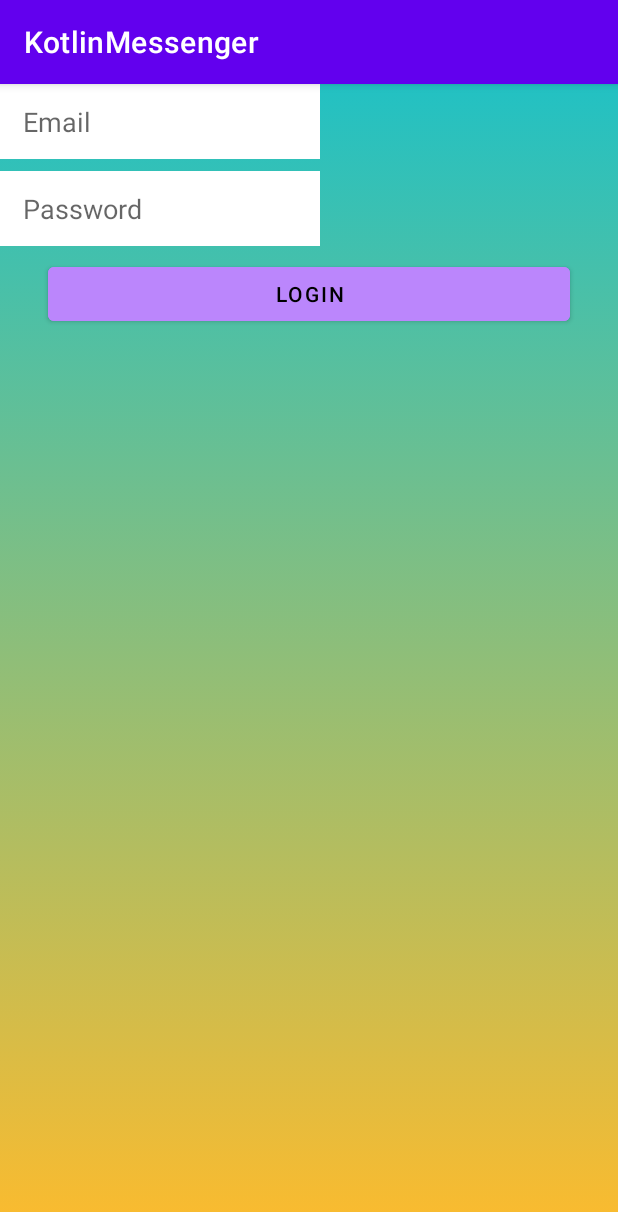
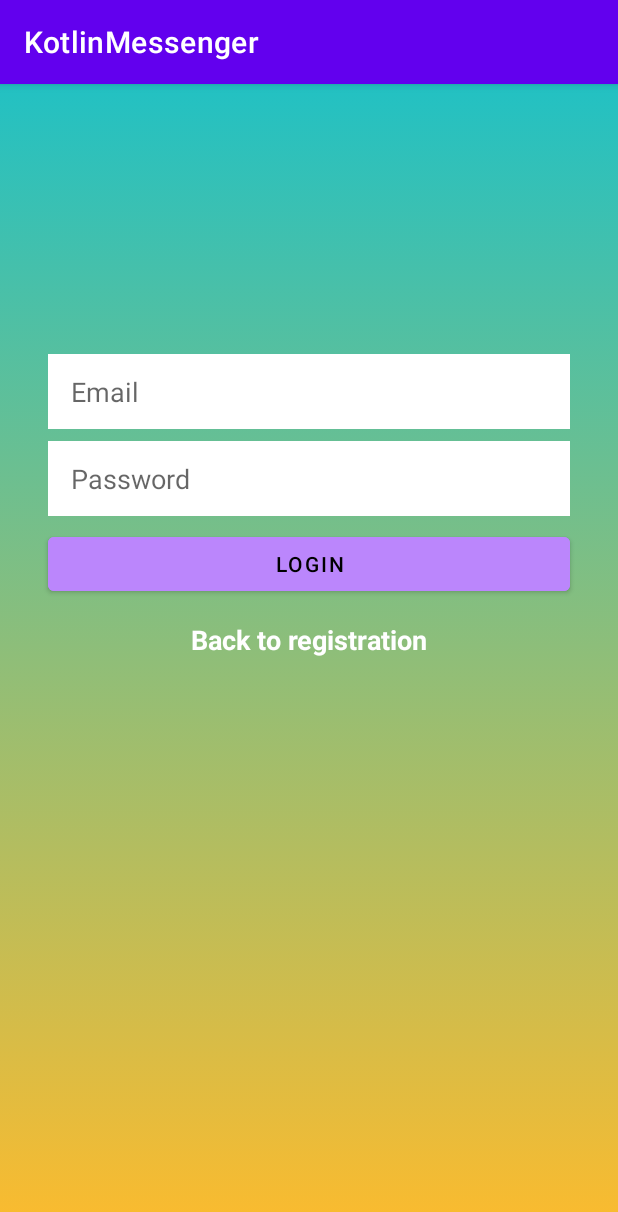
Before and after one commit to 196Sebastian/kotlin-messenger, an Android app: the LoginActivity screen opened directly, with no data from a screen before it, on a phone screen of 412 x 824 dp. Shown: the top 1212 px of the screen. Run offline under Robolectric (Android 15) with nearby library versions, the phone set to English and light mode, and no system bars.

Commit message:
Updated login UI & made button back_to_registration functional

```diff
--- a/app/src/main/java/com/example/kotlinmessenger/LoginActivity.kt
+++ b/app/src/main/java/com/example/kotlinmessenger/LoginActivity.kt
@@ -1,11 +1,29 @@
 package com.example.kotlinmessenger
 
 import android.os.Bundle
+import android.util.Log
+import android.widget.Button
+import android.widget.EditText
+import android.widget.TextView
 import androidx.appcompat.app.AppCompatActivity
 
 class LoginActivity:AppCompatActivity() {
     override fun onCreate(savedInstanceState: Bundle?) {
         super.onCreate(savedInstanceState)
+
         setContentView(R.layout.activity_login)
+
+        findViewById<Button>(R.id.button_login).setOnClickListener {
+            val email: String = findViewById<EditText>(R.id.editText_login_email).text.toString()
+            val password: String = findViewById<EditText>(R.id.editText_login_password).text.toString()
+
+            Log.d("Login", "Attempt login with email/password: $email/***")
+        }
+
+        findViewById<TextView>(R.id.back_to_registration).setOnClickListener{
+            finish()
+        }
+
+
     }
 }
--- a/app/src/main/res/layout/activity_login.xml
+++ b/app/src/main/res/layout/activity_login.xml
@@ -8,19 +8,25 @@
     tools:context=".MainActivity">
 
     <EditText
-        android:id="@+id/editText_email"
+        android:id="@+id/editText_login_email"
         android:layout_width="0dp"
         android:layout_height="50dp"
+        android:layout_marginStart="32dp"
+        android:layout_marginEnd="32dp"
+        android:layout_marginLeft="32dp"
+        android:layout_marginRight="32dp"
+        android:layout_marginTop="180dp"
         android:background="@color/white"
         android:ems="10"
         android:hint="Email"
         android:inputType="textEmailAddress"
         android:paddingLeft="15dp"
-        tools:layout_editor_absoluteX="86dp"
-        tools:layout_editor_absoluteY="213dp" />
+        app:layout_constraintEnd_toEndOf="parent"
+        app:layout_constraintStart_toStartOf="parent"
+        app:layout_constraintTop_toTopOf="parent" />
 
     <EditText
-        android:id="@+id/editText_password"
+        android:id="@+id/editText_login_password"
         android:layout_width="0dp"
         android:layout_height="50dp"
         android:layout_marginTop="8dp"
@@ -29,11 +35,11 @@
         android:background="@color/white"
         android:hint="Password"
         android:inputType="textPassword"
-        app:layout_constraintEnd_toEndOf="@+id/editText_email"
-        app:layout_constraintStart_toStartOf="@+id/editText_email"
-        app:layout_constraintTop_toBottomOf="@+id/editText_email" />
+        app:layout_constraintEnd_toEndOf="@+id/editText_login_email"
+        app:layout_constraintStart_toStartOf="@+id/editText_login_email"
+        app:layout_constraintTop_toBottomOf="@+id/editText_login_email" />
     <Button
-        android:id="@+id/button_register"
+        android:id="@+id/button_login"
         android:layout_width="match_parent"
         android:layout_height="wrap_content"
         android:layout_marginStart="32dp"
@@ -44,9 +50,23 @@
         android:backgroundTint="@color/purple_200"
         android:text="LOGIN"
         android:textColor="@color/black"
-        app:layout_constraintEnd_toEndOf="@+id/editText_password"
-        app:layout_constraintStart_toStartOf="@+id/editText_password"
-        app:layout_constraintTop_toBottomOf="@+id/editText_password" />
+        app:layout_constraintEnd_toEndOf="@+id/editText_login_password"
+        app:layout_constraintStart_toStartOf="@+id/editText_login_password"
+        app:layout_constraintTop_toBottomOf="@+id/editText_login_password" />
+
+    <TextView
+        android:id="@+id/back_to_registration"
+        android:layout_width="wrap_content"
+        android:layout_height="wrap_content"
+        android:layout_marginTop="14dp"
+        android:text="Back to registration"
+        android:textSize="18sp"
+        android:textColor="@android:color/white"
+        android:textStyle="bold"
+        android:clickable="true"
+        app:layout_constraintEnd_toEndOf="@+id/button_login"
+        app:layout_constraintStart_toStartOf="@+id/button_login"
+        app:layout_constraintTop_toBottomOf="@+id/button_login" />
 
 
 </androidx.constraintlayout.widget.ConstraintLayout>
```
